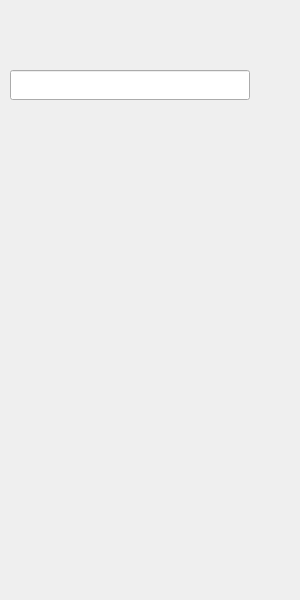
Before: the Qt Designer form QTools.ui in Li7Z2z/QTools, drawn with Qt 5.
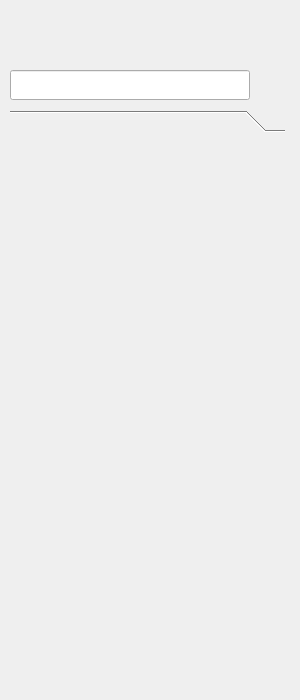
After: the same form once the commit is applied.

Commit message: 添加了QToolBox软件分类控件

```diff
--- a/QTools.ui
+++ b/QTools.ui
@@ -7,9 +7,12 @@
     <x>0</x>
     <y>0</y>
     <width>300</width>
-    <height>600</height>
+    <height>700</height>
    </rect>
   </property>
+  <property name="styleSheet">
+   <string notr="true"/>
+  </property>
   <widget class="QLabel" name="lbl_time">
    <property name="geometry">
     <rect>
@@ -62,6 +65,35 @@
     <bool>true</bool>
    </property>
   </widget>
+  <widget class="QToolBox" name="toolBox">
+   <property name="geometry">
+    <rect>
+     <x>10</x>
+     <y>110</y>
+     <width>275</width>
+     <height>570</height>
+    </rect>
+   </property>
+   <property name="layoutDirection">
+    <enum>Qt::LeftToRight</enum>
+   </property>
+   <property name="tabSpacing">
+    <number>1</number>
+   </property>
+   <widget class="QWidget" name="">
+    <property name="geometry">
+     <rect>
+      <x>0</x>
+      <y>0</y>
+      <width>275</width>
+      <height>549</height>
+     </rect>
+    </property>
+    <attribute name="label">
+     <string/>
+    </attribute>
+   </widget>
+  </widget>
  </widget>
  <layoutdefault spacing="6" margin="11"/>
  <resources/>
```
The commit also changes 12 other files.
